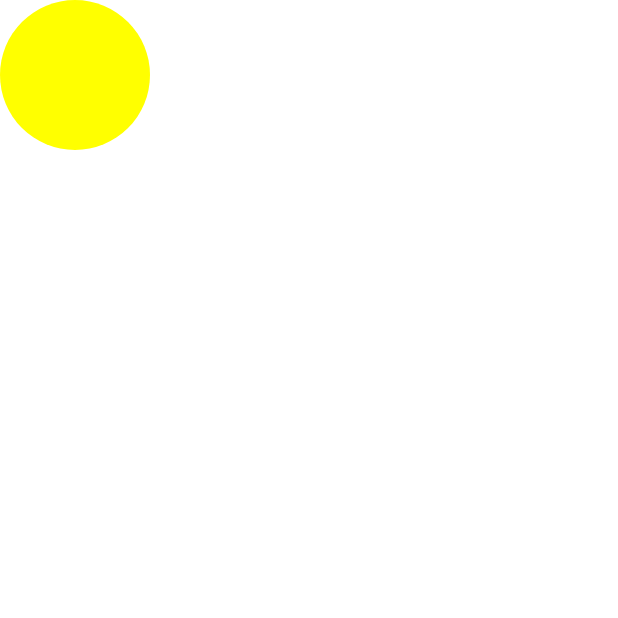
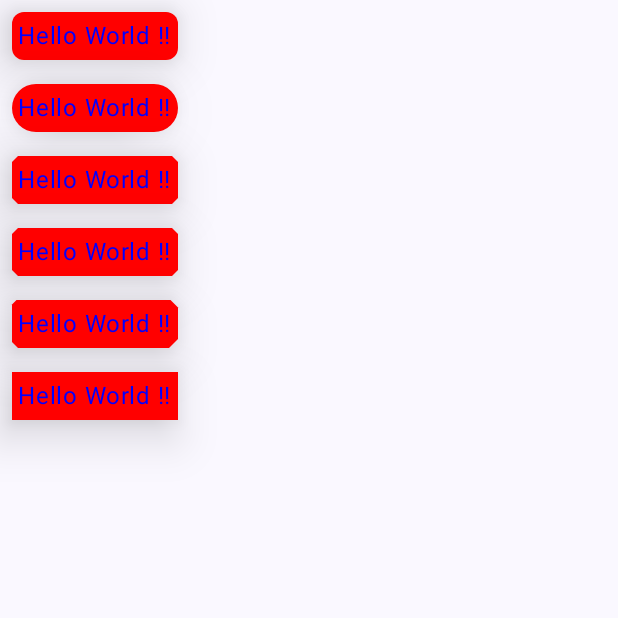
Before and after one commit to 008adarshshukla/Learn-Jetpck-Compose, an Android app built with Jetpack Compose: the composable ShapesBootcampComposable shown on its own in the app's theme, on a phone screen of 412 x 824 dp, the top half of it. Run offline under Robolectric (Android 15) with nearby library versions, the phone set to English and light mode, and no system bars.

Commit message:
Shapes Done

```diff
--- a/app/src/main/java/com/example/learnjetpackcompose/MainActivity.kt
+++ b/app/src/main/java/com/example/learnjetpackcompose/MainActivity.kt
@@ -37,15 +37,15 @@ fun HomeView() {
                 //.padding(10.dp)
                 .background(color = Color.Green)
                 .padding(10.dp)
-                .offset(x = 20.dp)
+                //.offset(x = 20.dp)
         )
     }
 }
 
 @Preview
 @Composable
-fun Mypreview() {
-    HomeView()
+fun DefaultPreview() {
+    ShapesBootcampComposable()
 }
 /*
 Concept of Composition and Recomposition-
--- a/app/src/main/java/com/example/learnjetpackcompose/ShapesBootcamp.kt
+++ b/app/src/main/java/com/example/learnjetpackcompose/ShapesBootcamp.kt
@@ -1,48 +1,113 @@
 package com.example.learnjetpackcompose
 
 
-import android.os.Bundle
-import androidx.activity.ComponentActivity
-import androidx.activity.compose.setContent
-import androidx.compose.foundation.layout.Box
-import androidx.compose.foundation.layout.size
+import androidx.compose.foundation.layout.Column
+import androidx.compose.foundation.layout.padding
+import androidx.compose.foundation.shape.CircleShape
+import androidx.compose.foundation.shape.CornerSize
+import androidx.compose.foundation.shape.CutCornerShape
+import androidx.compose.foundation.shape.RoundedCornerShape
+import androidx.compose.material3.Surface
+import androidx.compose.material3.Text
 import androidx.compose.runtime.Composable
 import androidx.compose.ui.Modifier
-import androidx.compose.ui.draw.drawWithContent
-import androidx.compose.ui.geometry.Offset
 import androidx.compose.ui.graphics.Color
+import androidx.compose.ui.graphics.RectangleShape
 import androidx.compose.ui.tooling.preview.Preview
 import androidx.compose.ui.unit.dp
 
 
-class ShapesBootcamp : ComponentActivity() {
-    override fun onCreate(savedInstanceState: Bundle?) {
-        super.onCreate(savedInstanceState)
-        setContent {
-            ShapesBootcampComposable()
+@Composable
+fun ShapesBootcampComposable() {
+    Column {
+
+        //Rounded Corner Shape.
+        Surface(modifier = Modifier.padding(8.dp),
+            //border = BorderStroke(2.dp, Color.Red),
+            color = Color.Red,
+            contentColor = Color.Blue,
+            shape = RoundedCornerShape(8.dp),
+            tonalElevation = 3.dp,
+            shadowElevation = 20.dp
+        ) {
+            Text(text = "Hello World !!", modifier = Modifier.padding(4.dp))
+        }
+
+        //Circle Shape
+        Surface(modifier = Modifier.padding(8.dp),
+            //border = BorderStroke(2.dp, Color.Red),
+            color = Color.Red,
+            contentColor = Color.Blue,
+            shape = CircleShape,
+            tonalElevation = 3.dp,
+            shadowElevation = 20.dp
+        ) {
+            Text(text = "Hello World !!", modifier = Modifier.padding(4.dp))
+        }
+
+        //CutCornerShape
+        Surface(modifier = Modifier.padding(8.dp),
+            //border = BorderStroke(2.dp, Color.Red),
+            color = Color.Red,
+            contentColor = Color.Blue,
+            shape = CutCornerShape(
+                //the size of the cut corner.
+                corner = CornerSize(4.dp)
+            ),
+            tonalElevation = 3.dp,
+            shadowElevation = 20.dp
+        ) {
+            Text(text = "Hello World !!", modifier = Modifier.padding(4.dp))
+        }
+
+        //CutCornerShape
+        Surface(modifier = Modifier.padding(8.dp),
+            //border = BorderStroke(2.dp, Color.Red),
+            color = Color.Red,
+            contentColor = Color.Blue,
+            shape = CutCornerShape(4.dp),
+            tonalElevation = 3.dp,
+            shadowElevation = 20.dp
+        ) {
+            Text(text = "Hello World !!", modifier = Modifier.padding(4.dp))
+        }
+
+        //CutCornerShape
+        Surface(modifier = Modifier.padding(8.dp),
+            //border = BorderStroke(2.dp, Color.Red),
+            color = Color.Red,
+            contentColor = Color.Blue,
+            shape = CutCornerShape(topStart = 3.dp,
+                bottomStart = 4.dp, topEnd = 5.dp,
+                bottomEnd = 6.dp),
+            tonalElevation = 3.dp,
+            shadowElevation = 20.dp
+        ) {
+            Text(text = "Hello World !!", modifier = Modifier.padding(4.dp))
+        }
+
+        //TriangleShape
+        Surface(modifier = Modifier.padding(8.dp),
+            //border = BorderStroke(2.dp, Color.Red),
+            color = Color.Red,
+            contentColor = Color.Blue,
+            shape = RectangleShape,
+            tonalElevation = 3.dp,
+            shadowElevation = 20.dp
+        ) {
+            Text(text = "Hello World !!", modifier = Modifier.padding(4.dp))
         }
     }
 }
 
-@Composable
-fun ShapesBootcampComposable() {
-    Box(
-        modifier = Modifier
-            .size(100.dp)
-            //.background(Color.Blue)
-            .drawWithContent {
-                drawCircle(
-                    color = Color.Yellow,
-                    radius = size.minDimension / 2,
-                    center = Offset(size.width / 2, size.height / 2)
-                )
-                drawContent()
-            }
-    )
-}
 
-@Preview
+
+@Preview(showBackground = true)
 @Composable
 fun MyPreviewShapesBootcamp() {
     ShapesBootcampComposable()
 }
+
+/*
+The surface can be used to build any shapes.
+ */
```
